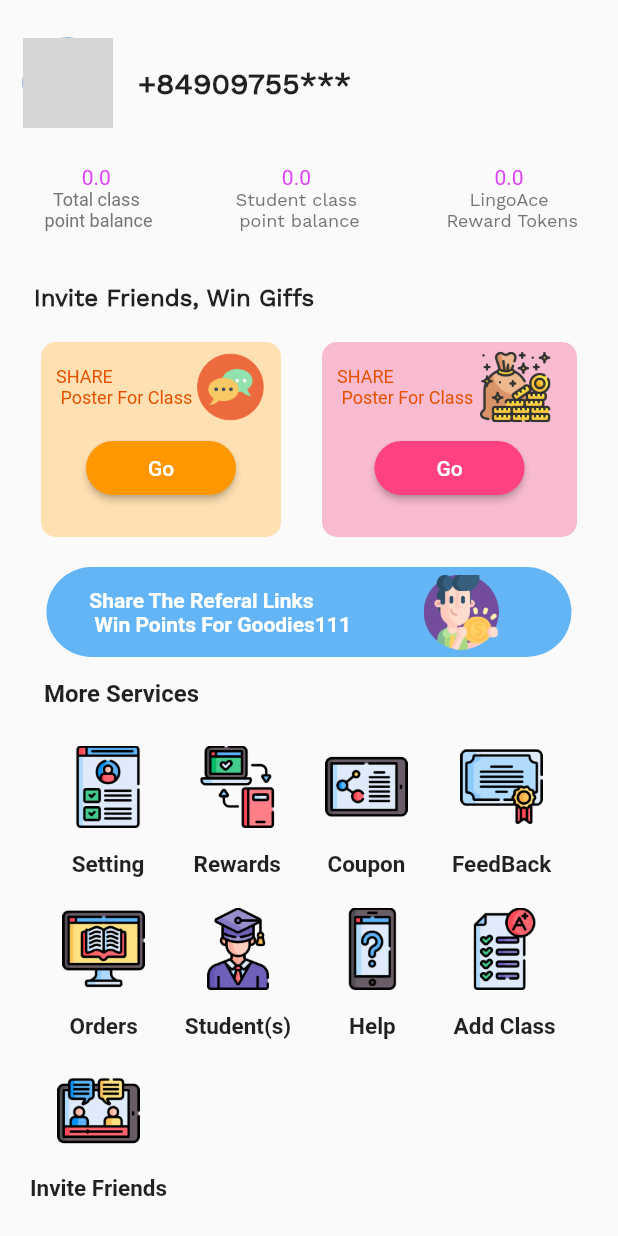
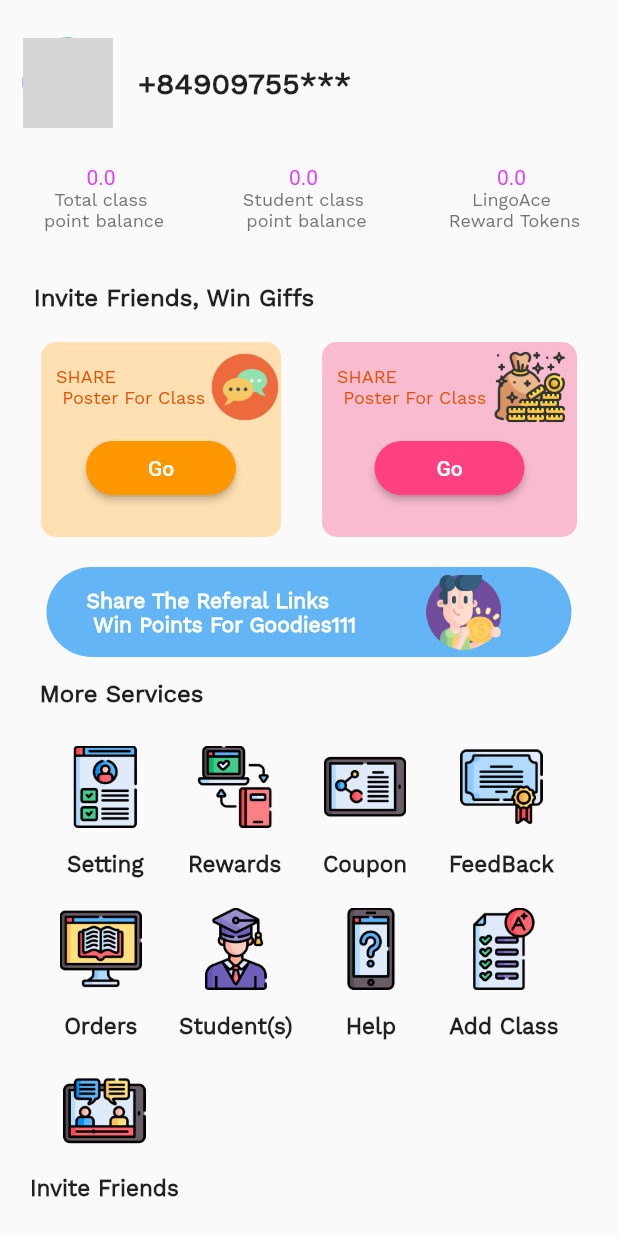
Before and after one commit to anhduy2209/eng_app, a Flutter app: the Profile screen opened directly, on a phone screen of 412 x 824 dp. Run offline on Flutter 3.47's test engine with Material 2 defaults, Android fonts, the light colour scheme and no system bars; network calls fail; grey boxes are pictures that could not be loaded.

Commit message:
1_Profile

```diff
--- a/lib/screen/profile.dart
+++ b/lib/screen/profile.dart
@@ -1,8 +1,10 @@
-import 'dart:ui';
 
 import 'package:flutter/material.dart';
-
-import '../menu_icon.dart';
+// import 'package:flutter/rendering.dart';
+// import 'dart:html';
+// import '../menu_icon.dart';
+// import 'dart:html' as html;
+// import 'dart:ui';
 
 class Profile extends StatefulWidget {
   const Profile({super.key});
@@ -20,10 +22,9 @@ class _ProfileState extends State<Profile> {
           children: [
             // Avatar, Phone number
             Row(
-              children: [
+              children: const [
                 Padding(
-                  padding:
-                      const EdgeInsets.symmetric(horizontal: 15, vertical: 25),
+                  padding: EdgeInsets.symmetric(horizontal: 15, vertical: 25),
                   child: CircleAvatar(
                     radius: 30,
                     backgroundImage: NetworkImage(
@@ -49,20 +50,23 @@ class _ProfileState extends State<Profile> {
               children: [
                 Column(
                   children: [
-                    Text(
+                    const Text(
                       '0.0',
                       style: TextStyle(color: Colors.purpleAccent),
                     ),
                     Text(
                       'Total class \n point balance',
-                      style: TextStyle(fontSize: 12, color: Colors.grey[600]),
+                      style: TextStyle(
+                          fontSize: 12,
+                          fontFamily: 'WorkSans',
+                          color: Colors.grey[600]),
                       textAlign: TextAlign.center,
                     ),
                   ],
                 ),
                 Column(
                   children: [
-                    Text(
+                    const Text(
                       '0.0',
                       style: TextStyle(color: Colors.purpleAccent),
                     ),
@@ -78,7 +82,7 @@ class _ProfileState extends State<Profile> {
                 ),
                 Column(
                   children: [
-                    Text(
+                    const Text(
                       '0.0',
                       style: TextStyle(color: Colors.purpleAccent),
                     ),
@@ -94,12 +98,12 @@ class _ProfileState extends State<Profile> {
                 )
               ],
             ),
-            SizedBox(height: 35),
+            const SizedBox(height: 35),
 
             //Invte Friends, Win Giffs
 
-            Padding(
-              padding: const EdgeInsets.only(right: 180),
+            const Padding(
+              padding: EdgeInsets.only(right: 180),
               child: Text(
                 'Invite Friends, Win Giffs',
                 style: TextStyle(
@@ -109,7 +113,7 @@ class _ProfileState extends State<Profile> {
               ),
             ),
 
-            SizedBox(
+            const SizedBox(
               height: 20,
             ),
 
@@ -127,13 +131,15 @@ class _ProfileState extends State<Profile> {
                     children: [
                       Row(
                         children: [
-                          SizedBox(
+                          const SizedBox(
                             width: 10,
                           ),
                           Text(
                             'SHARE \n Poster For Class ',
                             style: TextStyle(
-                                color: Colors.orange[900], fontSize: 12),
+                                color: Colors.orange[900],
+                                fontSize: 12,
+                                fontFamily: 'WorkSans'),
                           ),
                           // Text(
                           //   ' \nPoster For Class',
@@ -167,13 +173,15 @@ class _ProfileState extends State<Profile> {
                     children: [
                       Row(
                         children: [
-                          SizedBox(
+                          const SizedBox(
                             width: 10,
                           ),
                           Text(
                             'SHARE \n Poster For Class ',
                             style: TextStyle(
-                                color: Colors.orange[900], fontSize: 12),
+                                color: Colors.orange[900],
+                                fontSize: 12,
+                                fontFamily: 'WorkSans'),
                           ),
                           // Text(
                           //   ' \nPoster For Class',
@@ -199,7 +207,7 @@ class _ProfileState extends State<Profile> {
                 ),
               ],
             ),
-            SizedBox(
+            const SizedBox(
               height: 20,
             ),
             Container(
@@ -211,10 +219,12 @@ class _ProfileState extends State<Profile> {
               child: Row(
                 mainAxisAlignment: MainAxisAlignment.spaceEvenly,
                 children: [
-                  Text(
+                  const Text(
                     'Share The Referal Links \n Win Points For Goodies111',
                     style: TextStyle(
-                        color: Colors.white, fontWeight: FontWeight.bold),
+                        color: Colors.white,
+                        fontWeight: FontWeight.bold,
+                        fontFamily: 'WorkSans'),
                   ),
                   Image.asset(
                     'assets/img/award.png',
@@ -224,23 +234,31 @@ class _ProfileState extends State<Profile> {
                 ],
               ),
             ),
-            SizedBox(
+            const SizedBox(
               height: 15,
             ),
 
-            Padding(
-              padding: const EdgeInsets.only(right: 250),
+            const Padding(
+              padding: EdgeInsets.only(right: 250),
               child: Text(
                 'More Services',
-                style: TextStyle(fontWeight: FontWeight.bold, fontSize: 16),
+                style: TextStyle(
+                    fontWeight: FontWeight.bold,
+                    fontSize: 16,
+                    fontFamily: 'WorkSans'),
               ),
             ),
-            SizedBox(
+            const SizedBox(
               height: 15,
             ),
 
+            Expanded(
+                child: ListView(
+              scrollDirection: Axis.vertical,
+              children: [
                 Padding(
-              padding: const EdgeInsets.symmetric(horizontal: 15, vertical: 10),
+                  padding:
+                      const EdgeInsets.symmetric(horizontal: 15, vertical: 10),
                   child: Row(
                     mainAxisAlignment: MainAxisAlignment.spaceEvenly,
                     children: [
@@ -248,13 +266,15 @@ class _ProfileState extends State<Profile> {
                         children: [
                           Image.asset('assets/img/profile.png',
                               width: 55, height: 55),
-                      SizedBox(
+                          const SizedBox(
                             height: 15,
                           ),
-                      Text(
+                          const Text(
                             'Setting',
                             style: TextStyle(
-                            fontSize: 15, fontWeight: FontWeight.bold),
+                                fontSize: 15,
+                                fontWeight: FontWeight.bold,
+                                fontFamily: 'WorkSans'),
                           )
                         ],
                       ),
@@ -262,13 +282,15 @@ class _ProfileState extends State<Profile> {
                         children: [
                           Image.asset('assets/img/exchange.png',
                               width: 55, height: 55),
-                      SizedBox(
+                          const SizedBox(
                             height: 15,
                           ),
-                      Text(
+                          const Text(
                             'Rewards',
                             style: TextStyle(
-                            fontSize: 15, fontWeight: FontWeight.bold),
+                                fontSize: 15,
+                                fontWeight: FontWeight.bold,
+                                fontFamily: 'WorkSans'),
                           )
                         ],
                       ),
@@ -276,13 +298,15 @@ class _ProfileState extends State<Profile> {
                         children: [
                           Image.asset('assets/img/molecule.png',
                               width: 55, height: 55),
-                      SizedBox(
+                          const SizedBox(
                             height: 15,
                           ),
-                      Text(
+                          const Text(
                             'Coupon',
                             style: TextStyle(
-                            fontSize: 15, fontWeight: FontWeight.bold),
+                                fontSize: 15,
+                                fontWeight: FontWeight.bold,
+                                fontFamily: 'WorkSans'),
                           )
                         ],
                       ),
@@ -290,13 +314,15 @@ class _ProfileState extends State<Profile> {
                         children: [
                           Image.asset('assets/img/certification.png',
                               width: 55, height: 55),
-                      SizedBox(
+                          const SizedBox(
                             height: 15,
                           ),
-                      Text(
+                          const Text(
                             'FeedBack',
                             style: TextStyle(
-                            fontSize: 15, fontWeight: FontWeight.bold),
+                                fontSize: 15,
+                                fontWeight: FontWeight.bold,
+                                fontFamily: 'WorkSans'),
                           )
                         ],
                       )
@@ -304,7 +330,8 @@ class _ProfileState extends State<Profile> {
                   ),
                 ),
                 Padding(
-              padding: const EdgeInsets.symmetric(horizontal: 15, vertical: 10),
+                  padding:
+                      const EdgeInsets.symmetric(horizontal: 15, vertical: 10),
                   child: Row(
                     mainAxisAlignment: MainAxisAlignment.spaceEvenly,
                     children: [
@@ -312,13 +339,15 @@ class _ProfileState extends State<Profile> {
                         children: [
                           Image.asset('assets/img/ebook.png',
                               width: 55, height: 55),
-                      SizedBox(
+                          const SizedBox(
                             height: 15,
                           ),
-                      Text(
+                          const Text(
                             'Orders',
                             style: TextStyle(
-                            fontSize: 15, fontWeight: FontWeight.bold),
+                                fontSize: 15,
+                                fontWeight: FontWeight.bold,
+                                fontFamily: 'WorkSans'),
                           )
                         ],
                       ),
@@ -326,13 +355,15 @@ class _ProfileState extends State<Profile> {
                         children: [
                           Image.asset('assets/img/graduate.png',
                               width: 55, height: 55),
-                      SizedBox(
+                          const SizedBox(
                             height: 15,
                           ),
-                      Text(
+                          const Text(
                             'Student(s)',
                             style: TextStyle(
-                            fontSize: 15, fontWeight: FontWeight.bold),
+                                fontSize: 15,
+                                fontWeight: FontWeight.bold,
+                                fontFamily: 'WorkSans'),
                           )
                         ],
                       ),
@@ -340,13 +371,15 @@ class _ProfileState extends State<Profile> {
                         children: [
                           Image.asset('assets/img/question.png',
                               width: 55, height: 55),
-                      SizedBox(
+                          const SizedBox(
                             height: 15,
                           ),
-                      Text(
+                          const Text(
                             'Help',
                             style: TextStyle(
-                            fontSize: 15, fontWeight: FontWeight.bold),
+                                fontSize: 15,
+                                fontWeight: FontWeight.bold,
+                                fontFamily: 'WorkSans'),
                           )
                         ],
                       ),
@@ -354,13 +387,15 @@ class _ProfileState extends State<Profile> {
                         children: [
                           Image.asset('assets/img/score.png',
                               width: 55, height: 55),
-                      SizedBox(
+                          const SizedBox(
                             height: 15,
                           ),
-                      Text(
+                          const Text(
                             'Add Class',
                             style: TextStyle(
-                            fontSize: 15, fontWeight: FontWeight.bold),
+                                fontSize: 15,
+                                fontWeight: FontWeight.bold,
+                                fontFamily: 'WorkSans'),
                           )
                         ],
                       )
@@ -368,75 +403,34 @@ class _ProfileState extends State<Profile> {
                   ),
                 ),
                 Padding(
-              padding: const EdgeInsets.symmetric(horizontal: 20, vertical: 10),
+                  padding:
+                      const EdgeInsets.symmetric(horizontal: 20, vertical: 10),
                   child: Row(
                     children: [
                       Column(
                         children: [
                           Image.asset('assets/img/chat-box.png',
                               width: 55, height: 55),
-                      SizedBox(
+                          const SizedBox(
                             height: 15,
                           ),
-                      Text(
+                          const Text(
                             'Invite Friends',
                             style: TextStyle(
-                            fontSize: 15, fontWeight: FontWeight.bold),
+                                fontSize: 15,
+                                fontWeight: FontWeight.bold,
+                                fontFamily: 'WorkSans'),
                           )
                         ],
                       ),
                     ],
                   ),
                 )
-
-            // Expanded(
-            //     child: ListView(
-            //   scrollDirection: Axis.horizontal,
-            //   children: [
-            //     MenuIcon(
-            //       menuIcon: 'assets/img/exam.png',
-            //       menuTitle: 'Add Class',
-            //     ),
-            //     MenuIcon(
-            //       menuIcon: 'assets/img/score.png',
-            //       menuTitle: 'FeedBack',
-            //     ),
-            //     MenuIcon(
-            //       menuIcon: 'assets/img/question.png',
-            //       menuTitle: 'Hlep',
-            //     ),
-            //     MenuIcon(
-            //       menuIcon: 'assets/img/graduate.png',
-            //       menuTitle: 'Student(s)',
-            //     ),
-            //   ],
-            // )),
-            // Expanded(
-            //     child: ListView(
-            //   scrollDirection: Axis.horizontal,
-            //   children: [
-            //     MenuIcon(
-            //       menuIcon: 'assets/img/exam.png',
-            //       menuTitle: 'Add Class',
-            //     ),
-            //     MenuIcon(
-            //       menuIcon: 'assets/img/score.png',
-            //       menuTitle: 'FeedBack',
-            //     ),
-            //     MenuIcon(
-            //       menuIcon: 'assets/img/question.png',
-            //       menuTitle: 'Hlep',
-            //     ),
-            //     MenuIcon(
-            //       menuIcon: 'assets/img/graduate.png',
-            //       menuTitle: 'Student(s)',
-            //     ),
-            //   ],
-            // ))
+              ],
+            )),
           ],
         ),
       ),
     );
-    ;
   }
 }
```
Also changed, not shown: lib/main.dart (+6 -21 lines), lib/screen/bookclass.dart (deleted, +0 -49 lines), lib/screen/history.dart (deleted, +0 -151 lines), assets/img/online-presentation.png (added). Lines whose indentation alone changed are shown as unchanged.
